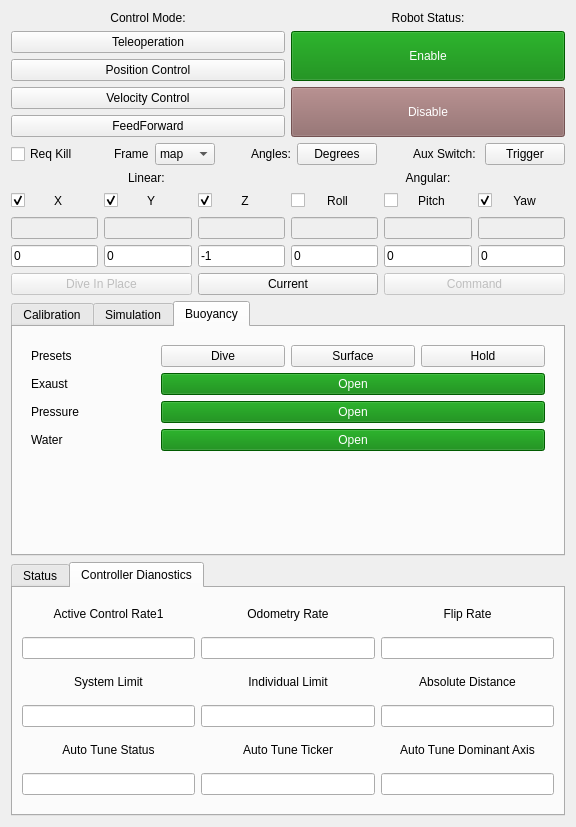
The window that riptide_rviz/riptide_rviz/src/ControlPanel.ui (osu-uwrt/mercury_gui) describes before a commit, drawn with Qt 5.
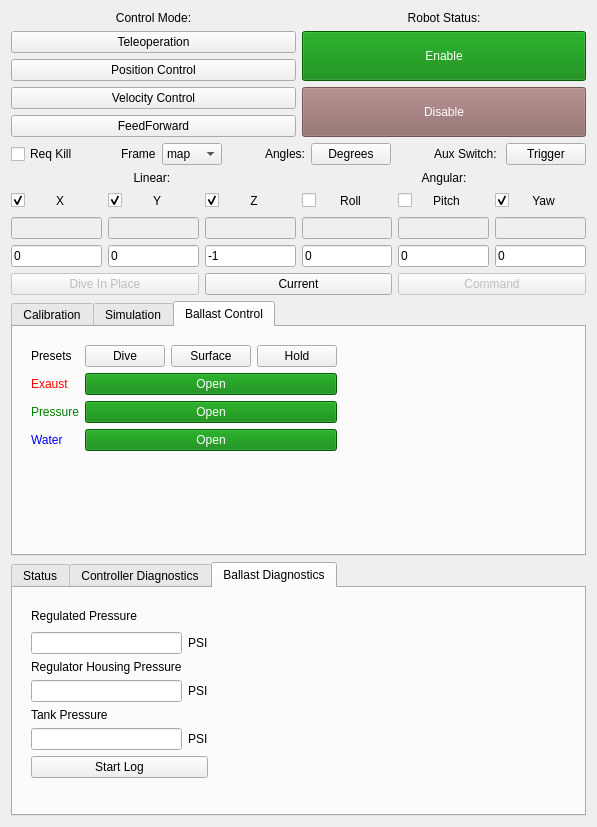
The same window after the commit. Icons and pictures are not drawn.

Commit message: ballast system diagram and logging

```diff
--- a/riptide_rviz/riptide_rviz/src/ControlPanel.ui
+++ b/riptide_rviz/riptide_rviz/src/ControlPanel.ui
@@ -9,7 +9,7 @@
    <rect>
     <x>0</x>
     <y>0</y>
-    <width>576</width>
+    <width>597</width>
     <height>827</height>
    </rect>
   </property>
@@ -66,8 +66,8 @@
        <rect>
         <x>0</x>
         <y>0</y>
-        <width>558</width>
-        <height>809</height>
+        <width>565</width>
+        <height>836</height>
        </rect>
       </property>
       <property name="sizePolicy">
@@ -1364,12 +1364,12 @@
            </item>
           </layout>
          </widget>
-         <widget class="QWidget" name="Buoyancy">
+         <widget class="QWidget" name="BallastControl">
           <property name="enabled">
            <bool>true</bool>
           </property>
           <attribute name="title">
-           <string>Buoyancy</string>
+           <string>Ballast Control</string>
           </attribute>
           <layout class="QGridLayout" name="gridLayout_8">
            <item row="1" column="0">
@@ -1388,20 +1388,6 @@
            <item row="0" column="0">
             <widget class="QWidget" name="widget_2" native="true">
              <layout class="QGridLayout" name="gridLayout_7">
-              <item row="2" column="0">
-               <widget class="QLabel" name="label_37">
-                <property name="text">
-                 <string>Pressure</string>
-                </property>
-               </widget>
-              </item>
-              <item row="3" column="0">
-               <widget class="QLabel" name="label_38">
-                <property name="text">
-                 <string>Water</string>
-                </property>
-               </widget>
-              </item>
               <item row="0" column="1">
                <widget class="QPushButton" name="bstCmdDive">
                 <property name="text">
@@ -1409,34 +1395,37 @@
                 </property>
                </widget>
               </item>
-              <item row="0" column="2">
-               <widget class="QPushButton" name="bstCmdSurface">
+              <item row="2" column="1" colspan="3">
+               <widget class="QPushButton" name="bstPressureToggle">
+                <property name="styleSheet">
+                 <string notr="true">QPushButton {color: white; background: green;}
+QPushButton:!enabled{color: white; background: rgb(100, 130, 110);}</string>
+                </property>
                 <property name="text">
-                 <string>Surface</string>
+                 <string>Open</string>
+                </property>
+               </widget>
+              </item>
+              <item row="3" column="0">
+               <widget class="QLabel" name="label_38">
+                <property name="styleSheet">
+                 <string notr="true">color: blue</string>
+                </property>
+                <property name="text">
+                 <string>Water</string>
                 </property>
                </widget>
               </item>
               <item row="1" column="0">
                <widget class="QLabel" name="label_36">
+                <property name="styleSheet">
+                 <string notr="true">color: red</string>
+                </property>
                 <property name="text">
                  <string>Exaust</string>
                 </property>
                </widget>
               </item>
-              <item row="0" column="0">
-               <widget class="QLabel" name="label_39">
-                <property name="text">
-                 <string>Presets</string>
-                </property>
-               </widget>
-              </item>
-              <item row="0" column="3">
-               <widget class="QPushButton" name="bstCmdHold">
-                <property name="text">
-                 <string>Hold</string>
-                </property>
-               </widget>
-              </item>
               <item row="1" column="1" colspan="3">
                <widget class="QPushButton" name="bstExaustToggle">
                 <property name="styleSheet">
@@ -1448,14 +1437,20 @@
                 </property>
                </widget>
               </item>
-              <item row="2" column="1" colspan="3">
-               <widget class="QPushButton" name="bstPressureToggle">
+              <item row="2" column="0">
+               <widget class="QLabel" name="label_37">
                 <property name="styleSheet">
-                 <string notr="true">QPushButton {color: white; background: green;}
-QPushButton:!enabled{color: white; background: rgb(100, 130, 110);}</string>
+                 <string notr="true">color: green</string>
                 </property>
                 <property name="text">
-                 <string>Open</string>
+                 <string>Pressure</string>
+                </property>
+               </widget>
+              </item>
+              <item row="0" column="2">
+               <widget class="QPushButton" name="bstCmdSurface">
+                <property name="text">
+                 <string>Surface</string>
                 </property>
                </widget>
               </item>
@@ -1470,9 +1465,48 @@
                 </property>
                </widget>
               </item>
+              <item row="0" column="3">
+               <widget class="QPushButton" name="bstCmdHold">
+                <property name="text">
+                 <string>Hold</string>
+                </property>
+               </widget>
+              </item>
+              <item row="0" column="0">
+               <widget class="QLabel" name="label_39">
+                <property name="text">
+                 <string>Presets</string>
+                </property>
+               </widget>
+              </item>
              </layout>
             </widget>
            </item>
+           <item row="0" column="1" rowspan="2">
+            <widget class="QLabel" name="diagramLabel">
+             <property name="sizePolicy">
+              <sizepolicy hsizetype="Ignored" vsizetype="Ignored">
+               <horstretch>0</horstretch>
+               <verstretch>0</verstretch>
+              </sizepolicy>
+             </property>
+             <property name="text">
+              <string/>
+             </property>
+             <property name="pixmap">
+              <pixmap>ballast.svg</pixmap>
+             </property>
+             <property name="scaledContents">
+              <bool>true</bool>
+             </property>
+             <property name="alignment">
+              <set>Qt::AlignCenter</set>
+             </property>
+             <property name="wordWrap">
+              <bool>false</bool>
+             </property>
+            </widget>
+           </item>
           </layout>
          </widget>
         </widget>
@@ -1501,7 +1535,7 @@
           </size>
          </property>
          <property name="currentIndex">
-          <number>1</number>
+          <number>2</number>
          </property>
          <widget class="QWidget" name="Status">
           <attribute name="title">
@@ -1538,7 +1572,7 @@
            </sizepolicy>
           </property>
           <attribute name="title">
-           <string>Controller Dianostics</string>
+           <string>Controller Diagnostics</string>
           </attribute>
           <layout class="QGridLayout" name="gridLayout_4">
            <item row="6" column="1">
@@ -1738,6 +1772,124 @@
            </item>
           </layout>
          </widget>
+         <widget class="QWidget" name="tab">
+          <attribute name="title">
+           <string>Ballast Diagnostics</string>
+          </attribute>
+          <layout class="QVBoxLayout" name="verticalLayout_5">
+           <item>
+            <widget class="QWidget" name="widget_3" native="true">
+             <layout class="QGridLayout" name="gridLayout_9">
+              <item row="0" column="2">
+               <spacer name="horizontalSpacer_10">
+                <property name="orientation">
+                 <enum>Qt::Horizontal</enum>
+                </property>
+                <property name="sizeHint" stdset="0">
+                 <size>
+                  <width>40</width>
+                  <height>20</height>
+                 </size>
+                </property>
+               </spacer>
+              </item>
+              <item row="5" column="0">
+               <widget class="QLabel" name="label_42">
+                <property name="text">
+                 <string>Tank Pressure</string>
+                </property>
+               </widget>
+              </item>
+              <item row="0" column="0">
+               <widget class="QLabel" name="label_40">
+                <property name="text">
+                 <string>Regulated Pressure</string>
+                </property>
+               </widget>
+              </item>
+              <item row="4" column="0">
+               <widget class="QLineEdit" name="regHousingPressure">
+                <property name="sizePolicy">
+                 <sizepolicy hsizetype="Minimum" vsizetype="Fixed">
+                  <horstretch>0</horstretch>
+                  <verstretch>0</verstretch>
+                 </sizepolicy>
+                </property>
+               </widget>
+              </item>
+              <item row="6" column="1">
+               <widget class="QLabel" name="label_45">
+                <property name="text">
+                 <string>PSI</string>
+                </property>
+               </widget>
+              </item>
+              <item row="6" column="0">
+               <widget class="QLineEdit" name="tankPressure">
+                <property name="sizePolicy">
+                 <sizepolicy hsizetype="Minimum" vsizetype="Fixed">
+                  <horstretch>0</horstretch>
+                  <verstretch>0</verstretch>
+                 </sizepolicy>
+                </property>
+               </widget>
+              </item>
+              <item row="2" column="1">
+               <widget class="QLabel" name="label_43">
+                <property name="text">
+                 <string>PSI</string>
+                </property>
+               </widget>
+              </item>
+              <item row="3" column="0">
+               <widget class="QLabel" name="label_41">
+                <property name="text">
+                 <string>Regulator Housing Pressure</string>
+                </property>
+               </widget>
+              </item>
+              <item row="4" column="1">
+               <widget class="QLabel" name="label_44">
+                <property name="text">
+                 <string>PSI</string>
+                </property>
+               </widget>
+              </item>
+              <item row="2" column="0">
+               <widget class="QLineEdit" name="regulatedPressure">
+                <property name="sizePolicy">
+                 <sizepolicy hsizetype="Minimum" vsizetype="Fixed">
+                  <horstretch>0</horstretch>
+                  <verstretch>0</verstretch>
+                 </sizepolicy>
+                </property>
+               </widget>
+              </item>
+              <item row="7" column="0" colspan="2">
+               <widget class="QPushButton" name="ballastLogButton">
+                <property name="text">
+                 <string>Start Log</string>
+                </property>
+               </widget>
+              </item>
+             </layout>
+            </widget>
+           </item>
+           <item>
+            <spacer name="verticalSpacer_2">
+             <property name="orientation">
+              <enum>Qt::Vertical</enum>
+             </property>
+             <property name="sizeHint" stdset="0">
+              <size>
+               <width>20</width>
+               <height>21</height>
+              </size>
+             </property>
+            </spacer>
+           </item>
+          </layout>
+         </widget>
         </widget>
        </item>
       </layout>
```
The commit also changes 3 other files.
